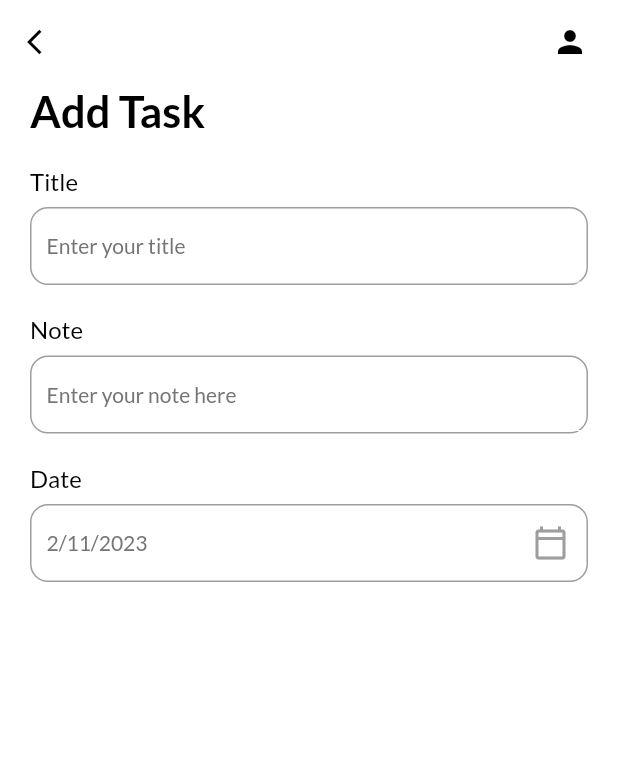
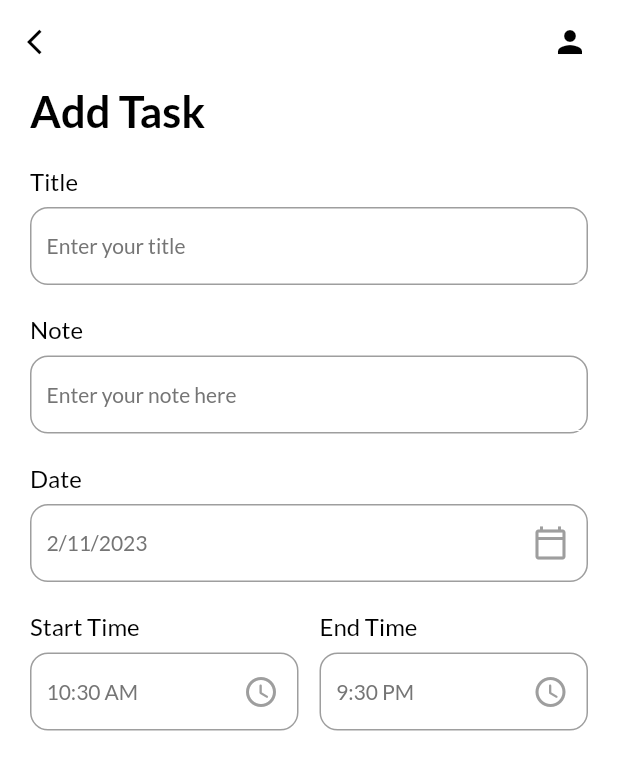
Before and after one commit to cn666278/task-todo-new-edition, a Flutter app: the AddTaskPage screen opened directly, on a phone screen of 412 x 824 dp. Shown: the top 770 px of the screen. Run offline on Flutter 3.47's test engine with Material 2 defaults, Android fonts, the phone set to English and light mode, and no system bars; our stand-ins replace date_picker_timeline, flutter_local_notifications, flutter_native_timezone, get, get_storage, google_fonts and 1 more; accounts and stored records are empty.

Commit message:
Complete the Start Time and End Time function

```diff
--- a/lib/ui/add_task_bar.dart
+++ b/lib/ui/add_task_bar.dart
@@ -14,6 +14,8 @@
 
 class _AddTaskPageState extends State<AddTaskPage> {
   DateTime _selectedDate = DateTime.now();
+  String _endTime = "9:30 PM";
+  String _startTime = DateFormat("hh:mm a").format(DateTime.now()).toString();
 
   @override
   Widget build(BuildContext context) {
@@ -46,6 +48,39 @@
                   },
                 ),
               ),
+              Row(
+                children: [
+                  Expanded(
+                      child: MyInputField(
+                    title: "Start Time",
+                    hint: _startTime,
+                    widget: IconButton(
+                        onPressed: () {
+                          _getTimeFromUser(isStartTime: true);
+                        },
+                        icon: Icon(
+                          Icons.access_time_rounded,
+                          color: Colors.grey,
+                        )),
+                  )),
+                  SizedBox(
+                    width: 14,
+                  ),
+                  Expanded(
+                      child: MyInputField(
+                    title: "End Time",
+                    hint: _endTime,
+                    widget: IconButton(
+                        onPressed: () {
+                          _getTimeFromUser(isStartTime: false);
+                        },
+                        icon: Icon(
+                          Icons.access_time_rounded,
+                          color: Colors.grey,
+                        )),
+                  )),
+                ],
+              )
             ],
           ),
         ),
@@ -92,16 +127,41 @@
         context: context,
         initialDate: DateTime.now(),
         firstDate: DateTime(2020),
-        lastDate: DateTime(2050)
-    );
+        lastDate: DateTime(2050));
 
-    if(_pickerDate!=null){
+    if (_pickerDate != null) {
       setState(() {
         _selectedDate = _pickerDate;
         print(_selectedDate);
       });
-    }else{
+    } else {
       print("it is null or something went wrong");
     }
   }
+
+  _getTimeFromUser({required bool isStartTime}) async {
+    var pickedTime = await _showTimepicker();
+    String _formatedTime = pickedTime.format(context);
+    if (pickedTime == null) {
+      print("Time canceled");
+    } else if (isStartTime == true) {
+      setState(() {
+        _startTime = _formatedTime;
+      });
+    } else if (isStartTime == false) {
+      setState(() {
+        _endTime = _formatedTime;
+      });
+    }
+  }
+
+  _showTimepicker() {
+    return showTimePicker(
+        initialEntryMode: TimePickerEntryMode.input,
+        context: context,
+        initialTime: TimeOfDay(
+          hour: int.parse(_startTime.split(":")[0]),
+          minute: int.parse(_startTime.split(":")[1].split(" ")[0]),
+        ));
+  }
 }
```
